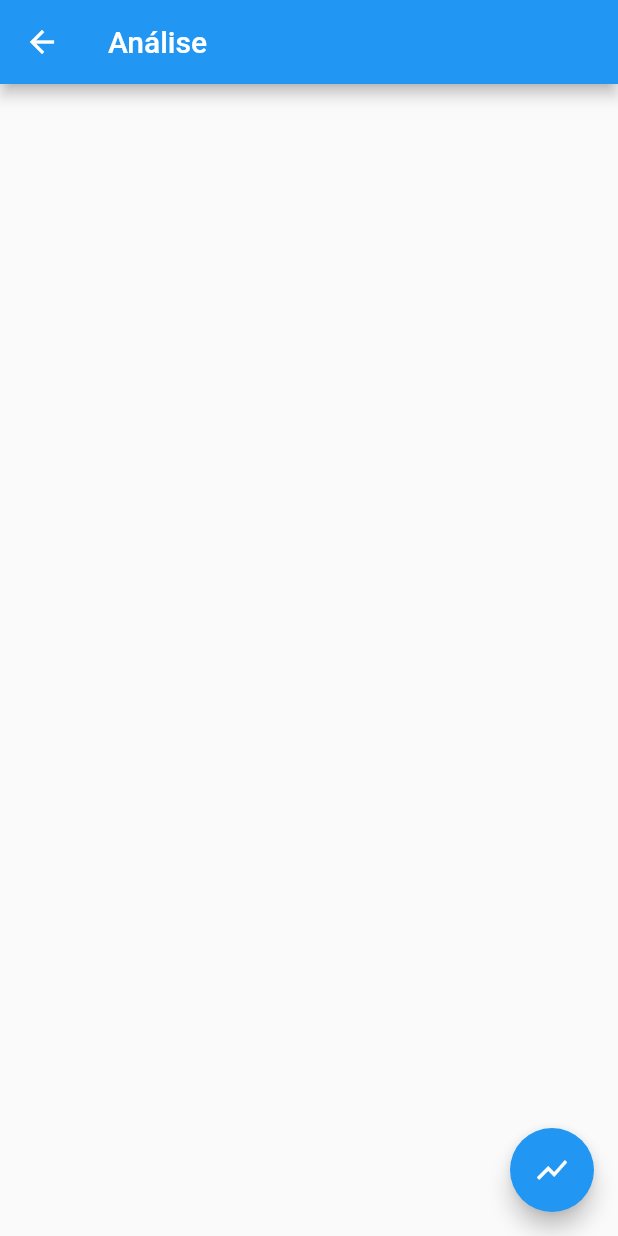
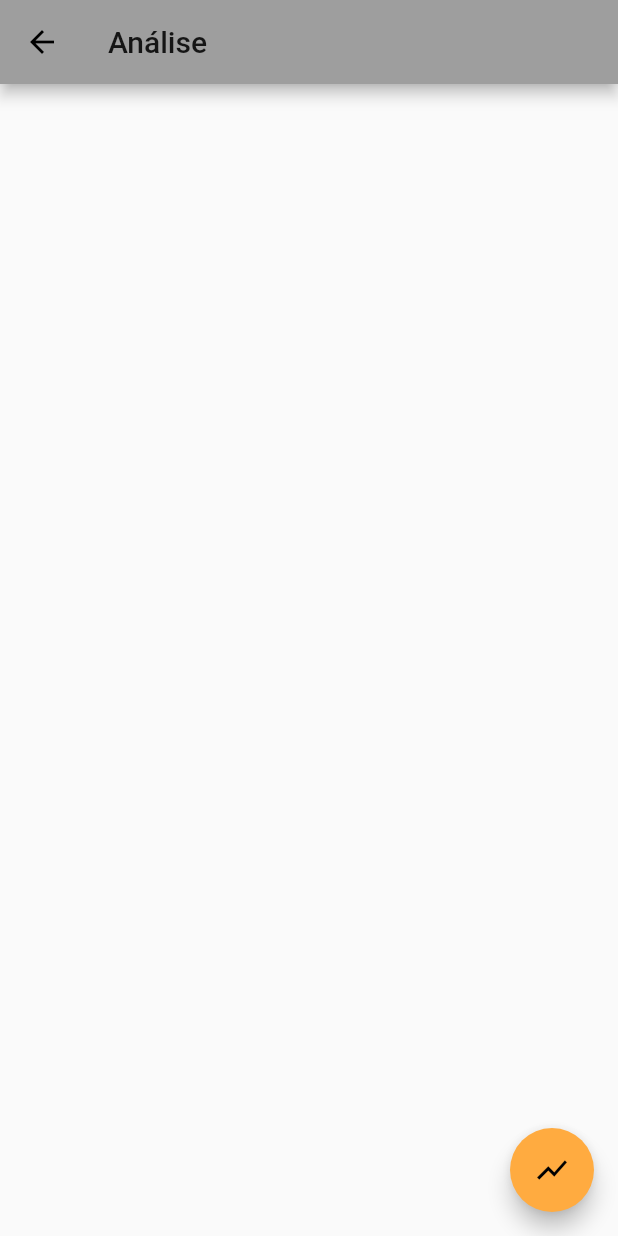
Before and after one commit to stlandre/Step-Counter, a Flutter app: the screen it shows after launch, after a tap on "Analisar passo", on a phone screen of 412 x 824 dp. Run offline on Flutter 3.47's test engine with Material 2 defaults, Android fonts, the phone set to English and light mode, and no system bars; missing offline and left inert: motion_sensors.

Commit message:
mudança de tema (layout)

```diff
--- a/lib/main.dart
+++ b/lib/main.dart
@@ -18,6 +18,14 @@ class StepsApp extends StatelessWidget {
   Widget build(BuildContext context) {
     // TODO: implement build
     return MaterialApp(
+      theme: ThemeData(
+        primaryColor: Colors.grey[500],
+        accentColor: Colors.orangeAccent[200],
+        buttonTheme: ButtonThemeData(
+          buttonColor: Colors.orangeAccent[400],
+          textTheme: ButtonTextTheme.primary,
+        ),
+      ),
       home: Dashboard(),//Pedometro(),
     );
   }
--- a/lib/screens/dashboard.dart
+++ b/lib/screens/dashboard.dart
@@ -241,7 +241,9 @@ class _DashboardState extends State<Dashboard> {
       appBar: AppBar(
         title: const Text('Steps'),
       ),
-      body: Column(
+      body: Material(
+        //color: Colors.grey[300],
+        child: Column(
           mainAxisAlignment: MainAxisAlignment.spaceBetween,
           crossAxisAlignment: CrossAxisAlignment.start,
           children: <Widget>[
@@ -251,7 +253,7 @@ class _DashboardState extends State<Dashboard> {
               width: MediaQuery.of(context).size.width,
               child: Center(
                 child: Material(
-                color: Theme.of(context).primaryColor,
+                  color: Theme.of(context).accentColor,
                   borderRadius: BorderRadius.all(
                       Radius.circular(50)
                   ),
@@ -285,7 +287,7 @@ class _DashboardState extends State<Dashboard> {
                   Padding(
                       padding: const EdgeInsets.all(4.0),
                       child: Material(
-                      color: Theme.of(context).primaryColor,
+                        color: Theme.of(context).accentColor,
                         child: InkWell(
                           onTap: (){
                             final Future future = Navigator.push(context, MaterialPageRoute(builder: (context){
@@ -332,7 +334,7 @@ class _DashboardState extends State<Dashboard> {
                   Padding(
                       padding: const EdgeInsets.all(4.0),
                       child: Material(
-                      color: Theme.of(context).primaryColor,
+                        color: Theme.of(context).accentColor,
                         child: InkWell(
                           onTap: (){
 
@@ -370,6 +372,7 @@ class _DashboardState extends State<Dashboard> {
 
           ],
         ),
+      ),
     );
   }
 }
```
Lines whose indentation alone changed are shown as unchanged.
